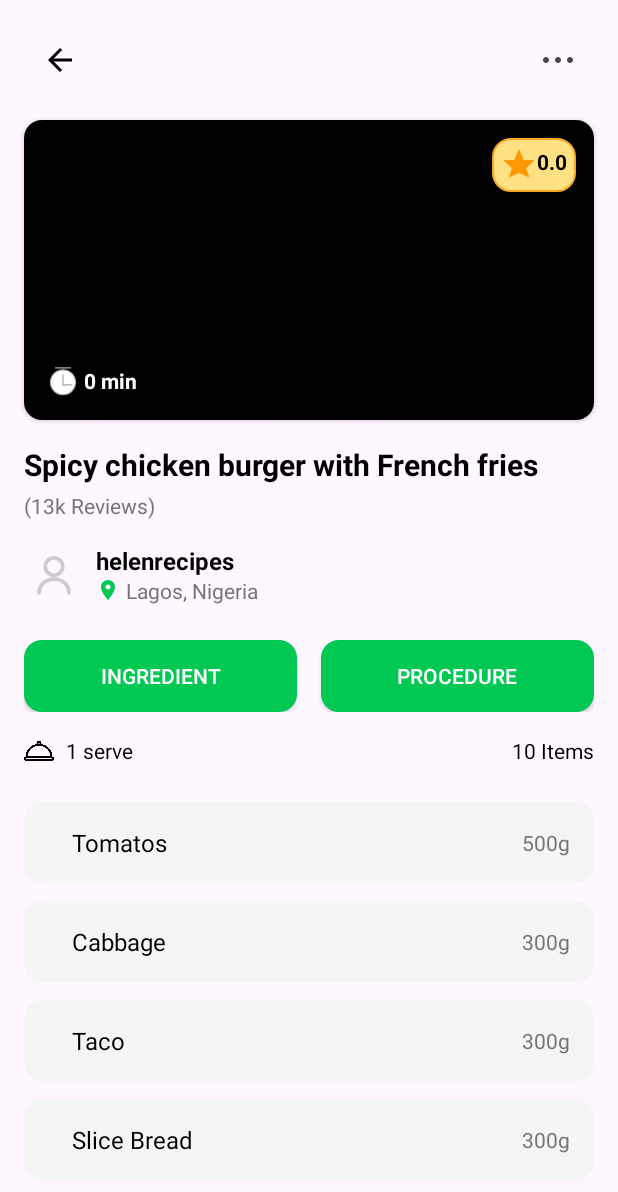
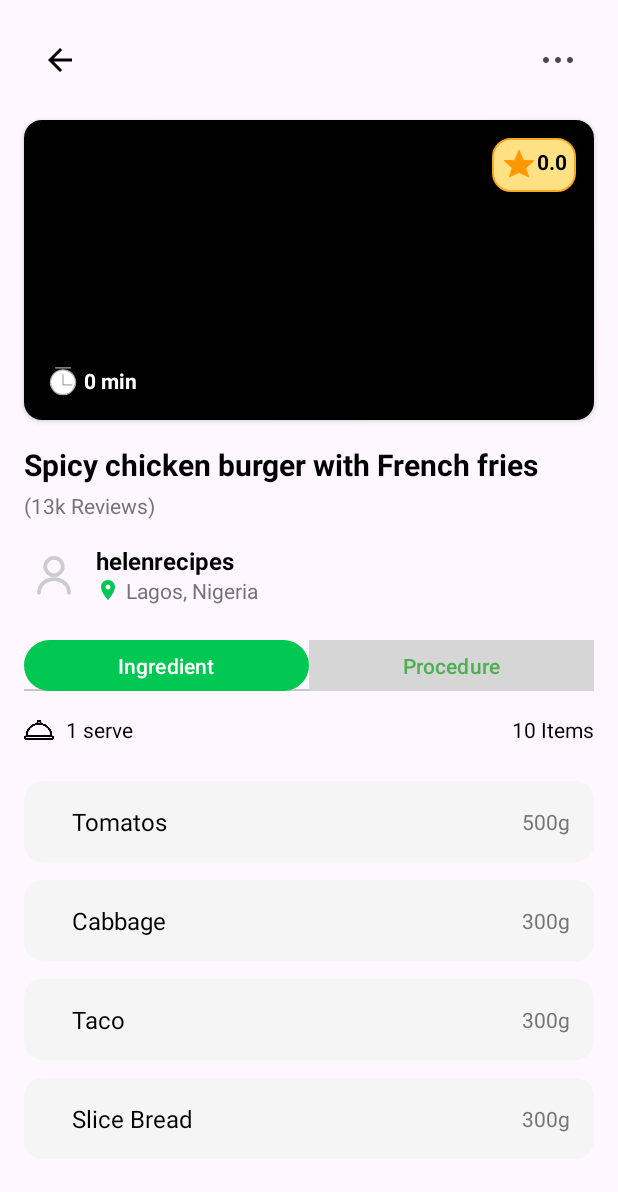
Before and after one commit to tranduyloc895/FoodApp, an Android app: the layout activity_main_recipe.xml on its own in the app's theme, with its tools: preview values and no code run, on a phone screen of 412 x 824 dp. Shown: the top 1192 px of the screen. Run offline under Robolectric (Android 15) with nearby library versions, the phone set to English and light mode, and no system bars.

Commit message:
fix(UI): change tab button for main recipe activity

```diff
--- a/app/src/main/res/layout/activity_main_recipe.xml
+++ b/app/src/main/res/layout/activity_main_recipe.xml
@@ -157,39 +157,34 @@
         app:layout_constraintStart_toEndOf="@+id/imgProfile"
         app:layout_constraintTop_toBottomOf="@+id/tvUserName" />
 
-    <!-- Tab Buttons -->
-    <LinearLayout
-        android:id="@+id/tabButtons"
-        android:layout_width="match_parent"
-        android:layout_height="wrap_content"
+    <!-- Tab Layout (replaced buttons with TabLayout that matches notification style) -->
+    <com.google.android.material.tabs.TabLayout
+        android:id="@+id/tabLayout"
+        android:layout_width="0dp"
+        android:layout_height="34dp"
         android:layout_marginStart="16dp"
         android:layout_marginTop="24dp"
         android:layout_marginEnd="16dp"
-        android:orientation="horizontal"
         app:layout_constraintEnd_toEndOf="parent"
         app:layout_constraintStart_toStartOf="parent"
-        app:layout_constraintTop_toBottomOf="@+id/imgProfile">
+        app:layout_constraintTop_toBottomOf="@+id/imgProfile"
+        app:tabBackground="@drawable/tab_selector"
+        app:tabIndicatorHeight="0dp"
+        app:tabRippleColor="@null"
+        app:tabSelectedTextColor="@android:color/white"
+        app:tabTextColor="@color/green">
 
-        <androidx.appcompat.widget.AppCompatButton
-            android:id="@+id/btnIngredient"
-            android:layout_width="0dp"
+        <com.google.android.material.tabs.TabItem
+            android:layout_width="wrap_content"
             android:layout_height="wrap_content"
-            android:layout_marginEnd="8dp"
-            android:layout_weight="1"
-            android:background="@drawable/rounded_button_background"
-            android:text="Ingredient"
-            android:textColor="@color/white" />
+            android:text="Ingredient" />
 
-        <androidx.appcompat.widget.AppCompatButton
-            android:id="@+id/btnProcedure"
-            android:layout_width="0dp"
+        <com.google.android.material.tabs.TabItem
+            android:layout_width="wrap_content"
             android:layout_height="wrap_content"
-            android:layout_marginStart="8dp"
-            android:layout_weight="1"
-            android:background="@drawable/rounded_button_background"
-            android:text="Procedure"
-            android:textColor="@color/white" />
-    </LinearLayout>
+            android:text="Procedure" />
+
+    </com.google.android.material.tabs.TabLayout>
 
     <!-- Serving Information -->
     <LinearLayout
@@ -202,7 +197,7 @@
         android:orientation="horizontal"
         app:layout_constraintEnd_toEndOf="parent"
         app:layout_constraintStart_toStartOf="parent"
-        app:layout_constraintTop_toBottomOf="@+id/tabButtons">
+        app:layout_constraintTop_toBottomOf="@+id/tabLayout">
 
         <LinearLayout
             android:layout_width="0dp"
```
Also changed, not shown: app/src/main/java/com/example/appfood/CommentsRecipe.java (+153 -2 lines), app/src/main/java/com/example/appfood/MainRecipe.java (+37 -86 lines).
